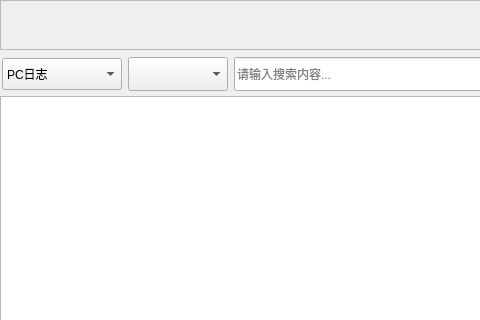
Qt form scholarlogviewer.ui (fashion1840/ScholarLogViewer) before a commit; both pictures show x 0 to 480 and y 0 to 320 of the 1320 by 769 pixel window.
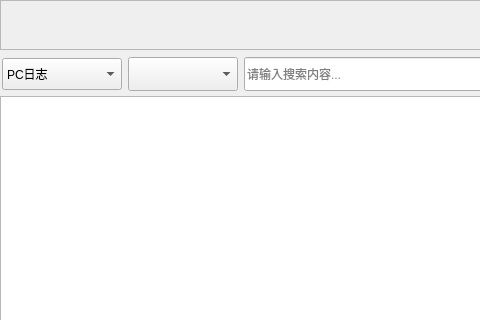
The same form after that commit. Icons and pictures are not drawn.

Commit message: 横向滚动条样式添加

The edit to the form file:
```diff
--- a/scholarlogviewer.ui
+++ b/scholarlogviewer.ui
@@ -307,7 +307,7 @@
         </property>
         <property name="minimumSize">
          <size>
-          <width>100</width>
+          <width>110</width>
           <height>0</height>
          </size>
         </property>
```
The commit also changes 1 other file.
